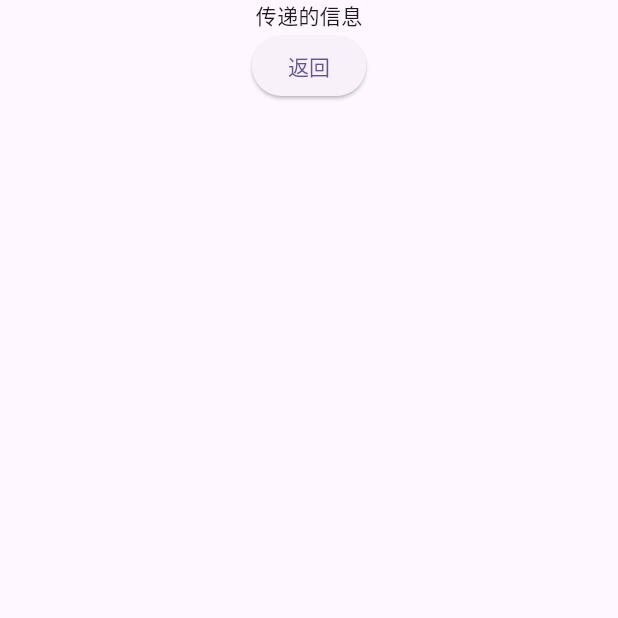
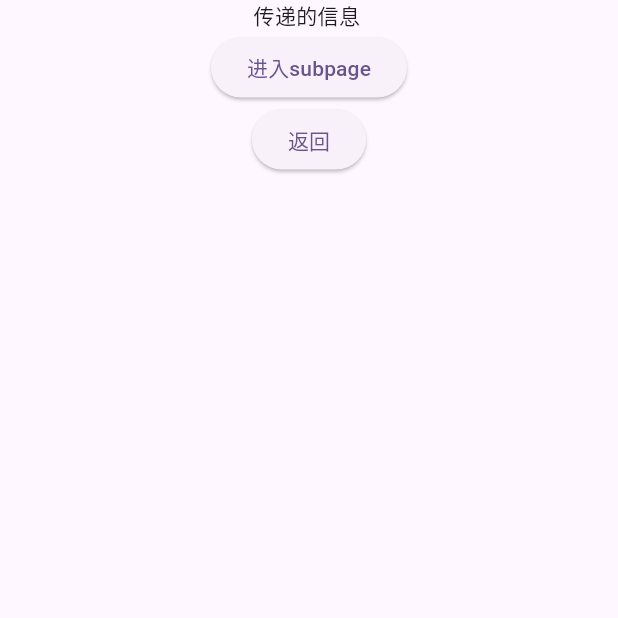
Before and after one commit to shenyan233/flutter_template, a Flutter app: the screen it shows after launch, after a tap on "进入带参数子页面", on a phone screen of 412 x 824 dp, the top half of it. Run offline on Flutter 3.47's test engine with Material 2 defaults, Android fonts, the phone set to English and light mode, and no system bars; our stand-ins replace fluttertoast, shared_preferences, sqflite; accounts and stored records are empty.

Commit message:
修复分片加载的复用在移动端的BUG;nav2.0支持多路径及其参数

```diff
--- a/lib/init/routes.dart
+++ b/lib/init/routes.dart
@@ -71,19 +71,16 @@ class MyRouterDelegate extends RouterDelegate<List<RouteSettings>>
     pushRoute(name: name, arguments: arguments);
   }
 
-  FutureBuilder<T> _creatFutureBuilder<T>(Future<T> lib, Widget page) {
-    return FutureBuilder<T>(
-      future: lib,
-      builder: (context, snapshot) {
-        if (snapshot.connectionState == ConnectionState.done) {
-          if (snapshot.hasError) {
-            return Text('Error: ${snapshot.error}');
-          }
-          return page;
+  AsyncWidgetBuilder _builder(func) {
+    return (context, snapshot) {
+      if (snapshot.connectionState == ConnectionState.done) {
+        if (snapshot.hasError) {
+          return Text('Error: ${snapshot.error}');
         }
-        return const CircularProgressIndicator();
-      },
-    );
+        return func();
+      }
+      return const CircularProgressIndicator();
+    };
   }
 
   MaterialPage _createPage(RouteSettings routeSettings) {
@@ -91,22 +88,31 @@ class MyRouterDelegate extends RouterDelegate<List<RouteSettings>>
 
     switch (routeSettings.name) {
       case '/init':
-        child =
-            _creatFutureBuilder(init_page.loadLibrary(), init_page.InitPage());
+        child = FutureBuilder(
+          future: init_page.loadLibrary(),
+          builder: _builder(() => init_page.InitPage()),
+        );
         break;
-      case '/':
-        child =
-            _creatFutureBuilder(home_page.loadLibrary(), home_page.HomePage());
+      case '':
+        child = FutureBuilder(
+          future: home_page.loadLibrary(),
+          builder: _builder(() => home_page.HomePage()),
+        );
         break;
       case '/subpage':
-        child = _creatFutureBuilder(subpage.loadLibrary(), subpage.Subpage());
+        child = FutureBuilder(
+          future: subpage.loadLibrary(),
+          builder: _builder(() => subpage.Subpage()),
+        );
         break;
       case '/subpage_args':
-        child = _creatFutureBuilder(subpage_args.loadLibrary(),
-            subpage_args.SubpageArgs(args: routeSettings.arguments));
+        child = FutureBuilder(
+          future: subpage_args.loadLibrary(),
+          builder: _builder(
+              () => subpage_args.SubpageArgs(args: routeSettings.arguments)),
+        );
         break;
       default:
-        print(routeSettings.name);
         child = const Center(
           child: Text('找不到页面'),
         );
@@ -152,30 +158,53 @@ class MyRouteInformationParser
       return Future.value([const RouteSettings(name: '/init')]);
     }
 
-    final routeSettings = uri.pathSegments
-        .map((pathSegment) => RouteSettings(
-              name: '/$pathSegment',
-              arguments: pathSegment == uri.pathSegments.last
-                  ? uri.queryParameters
-                  : null,
-            ))
-        .toList();
+    final routeSettings = uri.toString().split('/').map((pathSegment) {
+      var uri = Uri.parse(pathSegment);
+      return RouteSettings(
+        name: uri.pathSegments.isEmpty ? '' : '/${uri.pathSegments[0]}',
+        arguments: uri.queryParameters,
+      );
+    }).toList();
 
     return Future.value(routeSettings);
   }
 
+  Map uriArgs2map(String uriArgs) {
+    var uriArgsList = uriArgs.split('&');
+    Map map = {};
+    for (String arg in uriArgsList) {
+      var argList = arg.split('=');
+      var key = argList[0];
+      var value = argList[1];
+      map[key] = value;
+    }
+    return map;
+  }
+
   @override
   RouteInformation restoreRouteInformation(List<RouteSettings> configuration) {
-    final location = configuration.last.name;
-    final arguments = _restoreArguments(configuration.last);
-
-    return RouteInformation(uri: Uri.parse('$location$arguments'));
+    String url = '';
+    for (RouteSettings routeSetting in configuration) {
+      var location = routeSetting.name;
+      var arguments = _restoreArguments(routeSetting);
+      url += '$location$arguments';
+    }
+    return RouteInformation(uri: Uri.parse(url));
   }
 
   String _restoreArguments(RouteSettings routeSettings) {
-    if (routeSettings.name != '/details') return '';
-    var args = routeSettings.arguments as Map;
-
-    return '?name=${args['name']}&imgUrl=${args['imgUrl']}';
+    if (routeSettings.arguments == null) {
+      return '';
+    }
+    String result = '?';
+    (routeSettings.arguments as Map).forEach((key, value) {
+      result += "$key=$value&";
+    });
+    if (result == '?') {
+      result = '';
+    } else {
+      result = result.substring(0, result.length - 1);
+    }
+    return result;
   }
 }
--- a/lib/model/update.dart
+++ /dev/null
@@ -1,16 +0,0 @@
-import 'package:flutter_xupdate/flutter_xupdate.dart';
-
-///初始化
-Future<void> initUpdate() async {
-  await FlutterXUpdate.init(
-    isWifiOnly: false,
-  ).catchError((error) {
-    print(error);
-    return null;
-  });
-}
-
-//默认App更新
-void checkUpdateDefault(String _updateUrl) {
-  FlutterXUpdate.checkUpdate(url: _updateUrl);
-}
--- a/lib/page/init_page.dart
+++ b/lib/page/init_page.dart
@@ -27,8 +27,6 @@ class _InitPageState extends State<InitPage> {
         await DatabaseOperate.init();
       }
       // 初始化服务器
-      // 初始化更新
-      // await initUpdate();
       flag = true;
     });
   }
@@ -36,7 +34,7 @@ class _InitPageState extends State<InitPage> {
   void delayNavigator(context, Duration duration) async {
     Future.delayed(duration).then((value) async {
       if (flag) {
-        delegate.replaceRoute(name: '/');
+        delegate.replaceRoute(name: '');
       } else {
         delayNavigator(context, const Duration(milliseconds: 1));
       }
--- a/lib/page/subpage_args.dart
+++ b/lib/page/subpage_args.dart
@@ -1,4 +1,6 @@
 import 'package:flutter/material.dart';
+
+import '../init/routes.dart';
 
 class SubpageArgs extends StatefulWidget {
   final String message;
@@ -20,7 +22,13 @@ class _SubpageArgsState extends State<SubpageArgs> {
       body: Center(
         child: Column(
           children: [
-            Text(widget.message),
+            SelectableText(widget.message),
+            ElevatedButton(
+              onPressed: () {
+                delegate.pushRoute(name: '/subpage');
+              },
+              child: const Text('进入subpage'),
+            ),
             ElevatedButton(
               onPressed: () {
                 Router.of(context).routerDelegate.popRoute();
--- a/pubspec.yaml
+++ b/pubspec.yaml
@@ -34,7 +34,6 @@ dependencies:
   flutter_localizations:
     sdk: flutter
   shared_preferences:
-  flutter_xupdate:
   sqflite:
   fluttertoast:
 
```
Also changed, not shown: pubspec.lock, 2 other files.
